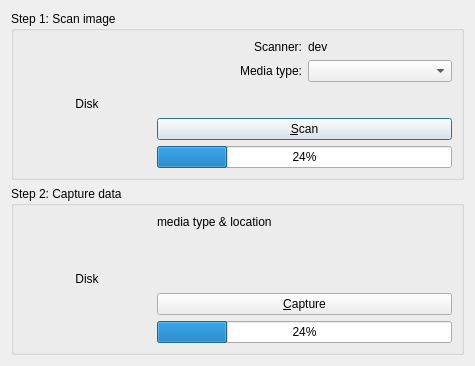
This is capturedialog.ui in ec1oud/mediark as Qt 5 draws it before an edit. The edited form follows.
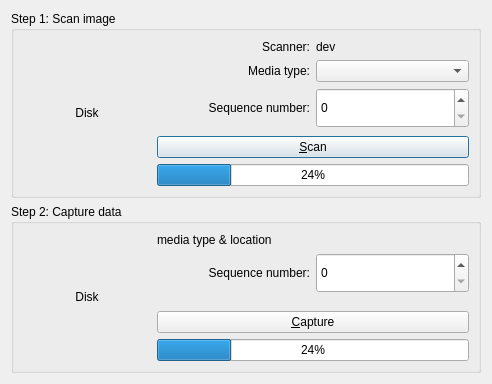
This is the edited form.

Commit message: can manually change the capture sequence number

```diff
--- a/capturedialog.ui
+++ b/capturedialog.ui
@@ -6,8 +6,8 @@
    <rect>
     <x>0</x>
     <y>0</y>
-    <width>475</width>
-    <height>356</height>
+    <width>472</width>
+    <height>384</height>
    </rect>
   </property>
   <property name="windowTitle">
@@ -16,6 +16,12 @@
   <layout class="QVBoxLayout" name="verticalLayout_3">
    <item>
     <widget class="QGroupBox" name="scanImageBox">
+     <property name="sizePolicy">
+      <sizepolicy hsizetype="Preferred" vsizetype="Preferred">
+       <horstretch>0</horstretch>
+       <verstretch>0</verstretch>
+      </sizepolicy>
+     </property>
      <property name="title">
       <string>Step 1: Scan image</string>
      </property>
@@ -91,6 +97,33 @@
           </item>
          </layout>
         </item>
+        <item>
+         <layout class="QHBoxLayout" name="horizontalLayout_6">
+          <item>
+           <widget class="QLabel" name="label_5">
+            <property name="text">
+             <string>Sequence number:</string>
+            </property>
+            <property name="alignment">
+             <set>Qt::AlignRight|Qt::AlignTrailing|Qt::AlignVCenter</set>
+            </property>
+           </widget>
+          </item>
+          <item>
+           <widget class="QSpinBox" name="scanSequenceNumber">
+            <property name="minimumSize">
+             <size>
+              <width>0</width>
+              <height>40</height>
+             </size>
+            </property>
+            <property name="maximum">
+             <number>9999</number>
+            </property>
+           </widget>
+          </item>
+         </layout>
+        </item>
         <item>
          <spacer name="verticalSpacer">
           <property name="orientation">
@@ -98,8 +131,8 @@
           </property>
           <property name="sizeHint" stdset="0">
            <size>
-            <width>20</width>
-            <height>40</height>
+            <width>312</width>
+            <height>23</height>
            </size>
           </property>
          </spacer>
@@ -134,7 +167,7 @@
      <property name="title">
       <string>Step 2: Capture data</string>
      </property>
-     <layout class="QHBoxLayout" name="horizontalLayout_3">
+     <layout class="QHBoxLayout" name="horizontalLayout_4">
       <item>
        <widget class="QLabel" name="captureImageLabel">
         <property name="sizePolicy">
@@ -178,6 +211,33 @@
           </property>
          </widget>
         </item>
+        <item>
+         <layout class="QHBoxLayout" name="horizontalLayout_3">
+          <item>
+           <widget class="QLabel" name="label_3">
+            <property name="text">
+             <string>Sequence number:</string>
+            </property>
+            <property name="alignment">
+             <set>Qt::AlignRight|Qt::AlignTrailing|Qt::AlignVCenter</set>
+            </property>
+           </widget>
+          </item>
+          <item>
+           <widget class="QSpinBox" name="captureSequenceNumber">
+            <property name="minimumSize">
+             <size>
+              <width>0</width>
+              <height>40</height>
+             </size>
+            </property>
+            <property name="maximum">
+             <number>9999</number>
+            </property>
+           </widget>
+          </item>
+         </layout>
+        </item>
         <item>
          <spacer name="verticalSpacer_2">
           <property name="orientation">
@@ -186,7 +246,7 @@
           <property name="sizeHint" stdset="0">
            <size>
             <width>20</width>
-            <height>40</height>
+            <height>17</height>
            </size>
           </property>
          </spacer>
```
Left out of the diff: 2 changed lines with no effect on the pictures. The commit also changes 5 other files.
